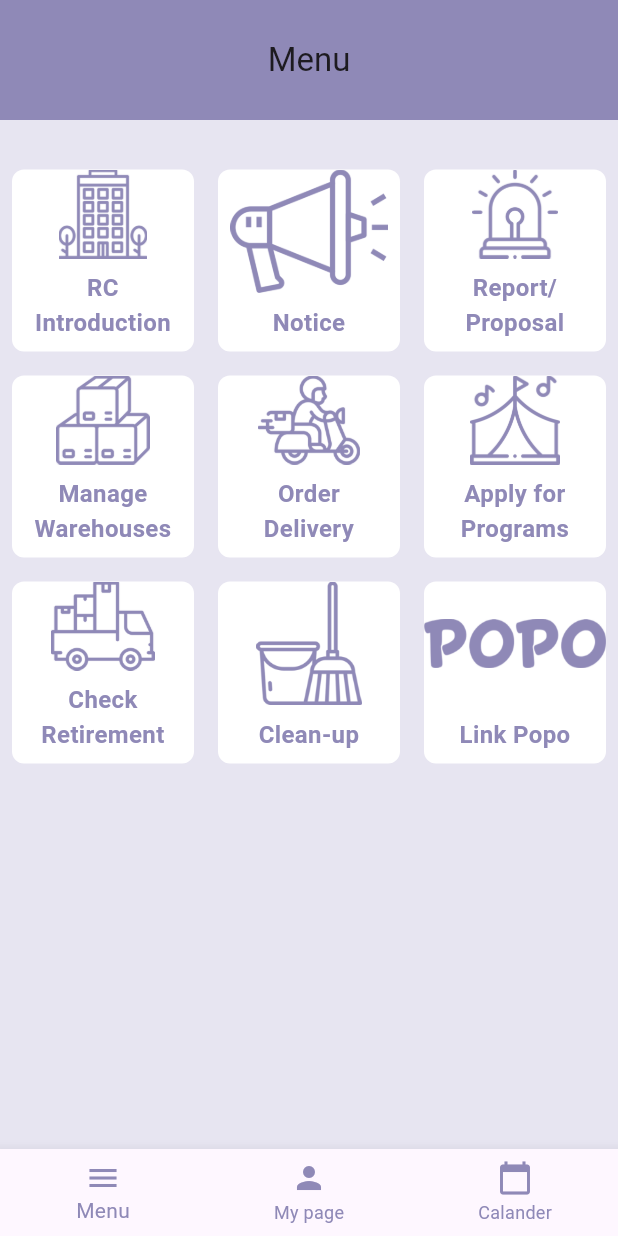
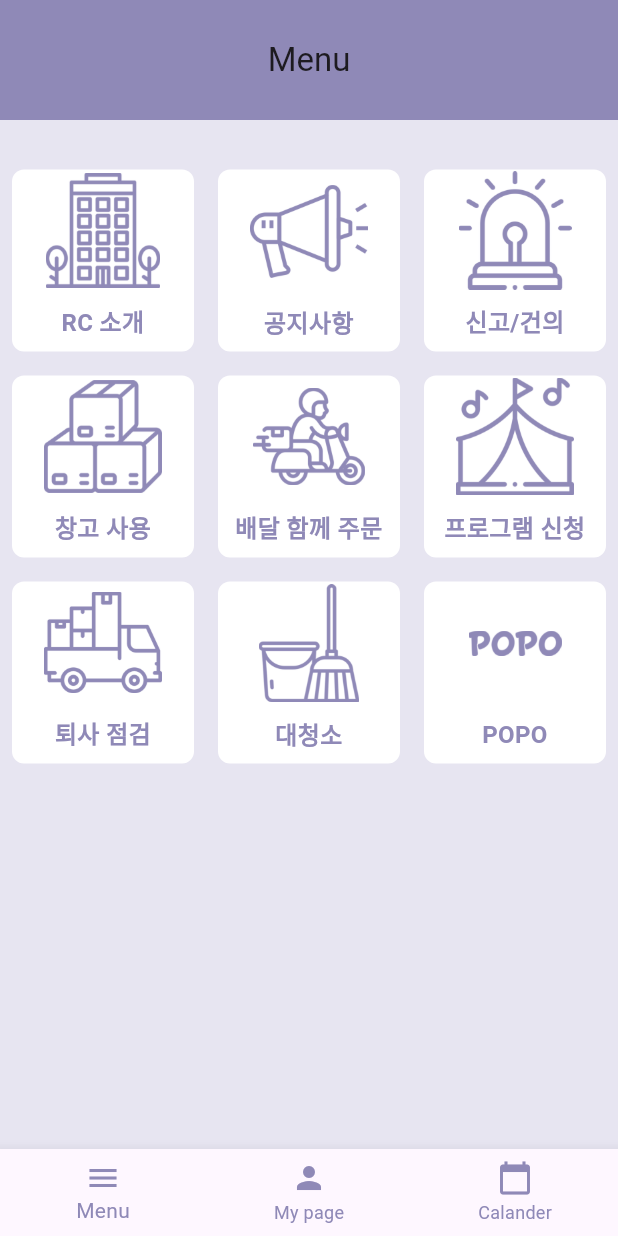
Before and after one commit to jjungnii/2023-UGRP, a Flutter app: the screen it shows after launch, on a phone screen of 412 x 824 dp. Run offline on Flutter 3.47's test engine with Material 3 defaults, Android fonts, the phone set to English and light mode, and no system bars; our stand-ins replace fluttertoast, table_calendar.

Commit message:
Changed Language to Korean(Menu)

```diff
--- a/lib/main.dart
+++ b/lib/main.dart
@@ -104,28 +104,23 @@ class HomeScreen extends StatelessWidget {
   @override
   Widget build(BuildContext context) {
     return Container(
-      alignment: Alignment.topCenter,
+      alignment: Alignment.center,
       color: const Color(0xFFe7e5f1),
       child: Padding(
         padding: const EdgeInsets.only(top: 25.0), // Set top padding
         child: GridView.count(
           crossAxisCount: 3,
           children: [
+            createGridItem('RC 소개', context, 'assets/images/office.png'),
+            createGridItem('공지사항', context, 'assets/images/megaphone.png'),
+            createGridItem('신고/건의', context, 'assets/images/alarm.png'),
+            createGridItem('창고 사용', context, 'assets/images/boxes.png'),
             createGridItem(
-                'RC Introduction', context, 'assets/images/office.png'),
-            createGridItem('Notice', context, 'assets/images/megaphone.png'),
-            createGridItem(
-                'Report/Proposal', context, 'assets/images/alarm.png'),
-            createGridItem(
-                'Manage Warehouses', context, 'assets/images/boxes.png'),
-            createGridItem(
-                'Order Delivery', context, 'assets/images/fast-delivery.png'),
-            createGridItem(
-                'Apply for Programs', context, 'assets/images/stage.png'),
-            createGridItem(
-                'Check Retirement', context, 'assets/images/moving-truck.png'),
-            createGridItem('Clean-up', context, 'assets/images/cleaning.png'),
-            createGridItem('Link Popo', context, 'assets/images/POPO.png'),
+                '배달 함께 주문', context, 'assets/images/fast-delivery.png'),
+            createGridItem('프로그램 신청', context, 'assets/images/stage.png'),
+            createGridItem('퇴사 점검', context, 'assets/images/moving-truck.png'),
+            createGridItem('대청소', context, 'assets/images/cleaning.png'),
+            createGridItem('POPO', context, 'assets/images/POPO.png'),
           ],
         ),
       ),
@@ -136,31 +131,31 @@ class HomeScreen extends StatelessWidget {
     return GestureDetector(
       onTap: () {
         updateTitle(title);
-        if (title == 'Order Delivery') {
+        if (title == '배달 함께 주문') {
           // Navigate to the Order Delivery page
           Navigator.of(context).push(MaterialPageRoute(
             builder: (context) => const OrderDeliveryScreen(),
           ));
-        } else if (title == 'Manage Warehouses') {
+        } else if (title == '창고 사용') {
           Navigator.of(context).push(MaterialPageRoute(
             builder: (context) => const WarehouseManagementScreen(),
           ));
-        } else if (title == 'Report/Proposal') {
+        } else if (title == '신고/건의') {
           Navigator.of(context).push(MaterialPageRoute(
             builder: (context) => const ReportProposalScreen(),
           ));
-        } else if (title == 'Check Retirement') {
+        } else if (title == '퇴사 점검') {
           Navigator.of(context).push(MaterialPageRoute(
             builder: (context) => const checkretirmentScreen(),
           ));
-        } else if (title == 'Clean-up') {
+        } else if (title == '대청소') {
           Navigator.of(context).push(MaterialPageRoute(
             builder: (context) => const checkcleaningScreen(),
           ));
-        } else if (title == 'Link Popo') {
+        } else if (title == 'POPO') {
           // If the title is 'Manage Warehouses', then launch the URL
           _launchURL_popo();
-        } else if (title == 'RC Introduction') {
+        } else if (title == 'RC 소개') {
           // Show dialog with options for RC 소개 and RA 소개
           showDialog(
             context: context,
@@ -242,14 +237,15 @@ class HomeScreen extends StatelessWidget {
         ),
         //child: Center(
         child: Column(
-          mainAxisSize: MainAxisSize.min, // Use min to fit content size
+          // mainAxisSize: MainAxisSize.min, // Use min to fit content size
           children: [
             Expanded(
               child: Container(
+                padding: const EdgeInsets.only(top: 16.0),
                 decoration: BoxDecoration(
                   image: DecorationImage(
                     image: AssetImage(imagePath),
-                    fit: BoxFit.contain,
+                    scale: 18,
                   ),
                 ),
               ),
```
